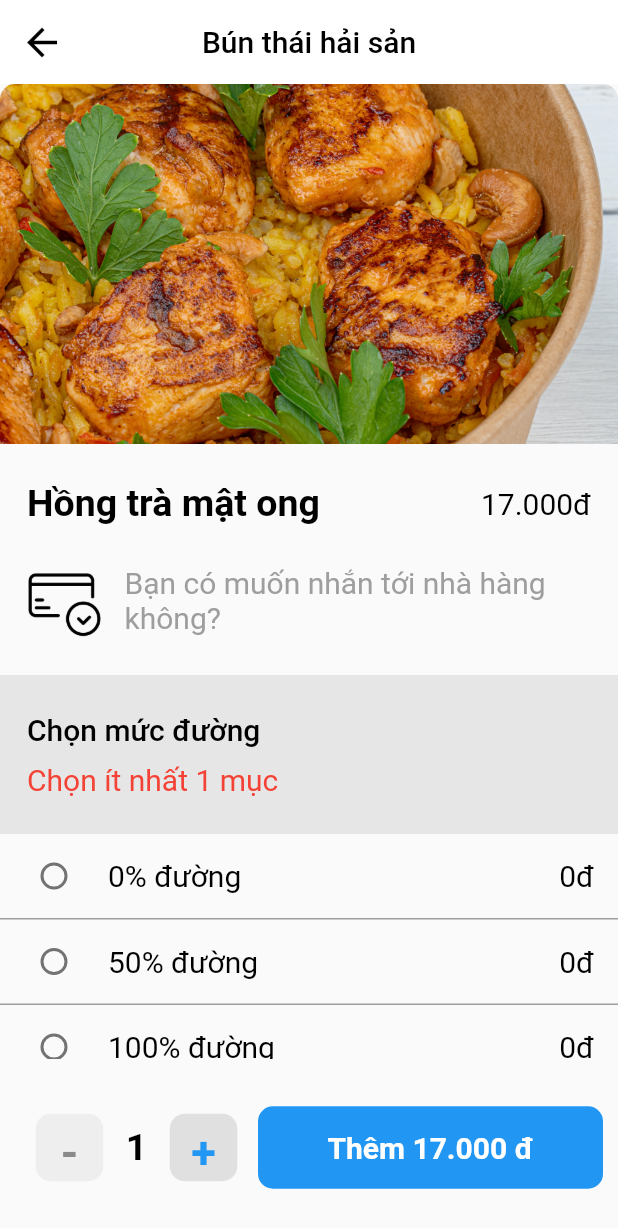
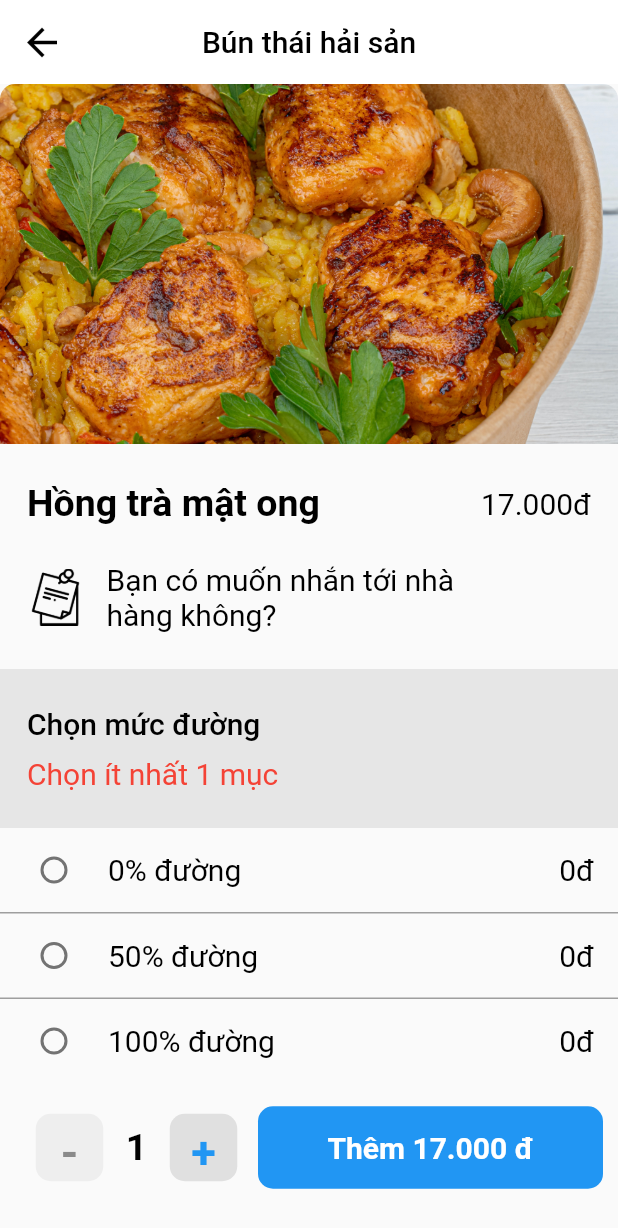
Before and after one commit to vuongchihai/duAn_BaeMaxFK, a Flutter app: the chiTietMonAnPage screen opened directly, on a phone screen of 412 x 824 dp. Shown: the top 1228 px of the screen. Run offline on Flutter 3.47's test engine with Material 2 defaults, Android fonts, the phone set to English and light mode, and no system bars; our stand-ins replace carousel_slider, fluttertoast, scroll_date_picker; missing offline and left inert: tiengviet.

Commit message:
chi tiet mon an chua xong p4

```diff
--- a/sourceCode_BaeMax/baemax/lib/pages/page_chiTietMonAn.dart
+++ b/sourceCode_BaeMax/baemax/lib/pages/page_chiTietMonAn.dart
@@ -22,8 +22,14 @@ class _chiTietMonAnPageState extends State<chiTietMonAnPage> {
   }
 
   void layLoiNhanTuWidgetLoiNhan() async {
-    final loiNhan = await Navigator.push(context,
-        MaterialPageRoute(builder: (context) => loiNhanToiNhaHangPage()));
+    final loiNhan = await Navigator.push(
+      context,
+      MaterialPageRoute(
+        builder: (context) => loiNhanToiNhaHangPage(
+          initialText: loiNhanTuKH,
+        ),
+      ),
+    );
 
     if (loiNhan != null) {
       setState(() {
@@ -124,16 +130,16 @@ class _chiTietMonAnPageState extends State<chiTietMonAnPage> {
                               children: [
                                 const Image(
                                   image: AssetImage(
-                                    'images/hinh_25.png',
+                                    'images/hinh_77.png',
                                   ),
-                                  width: 50,
-                                  height: 50,
+                                  width: 38,
+                                  height: 38,
                                 ),
                                 const SizedBox(
                                   width: 15,
                                 ),
                                 Container(
-                                  width: 300,
+                                  width: 280,
                                   child: Text(
                                     loiNhanTuKH.isEmpty
                                         ? 'Bạn có muốn nhắn tới nhà hàng không?'
@@ -141,11 +147,21 @@ class _chiTietMonAnPageState extends State<chiTietMonAnPage> {
                                     // 'loiNhan: ${loiNhanTuKH}',
                                     style: const TextStyle(
                                       fontSize: 20,
-                                      color: Colors.grey,
+                                      color: Colors.black,
                                     ),
                                     softWrap: true,
                                   ),
                                 ),
+                                loiNhanTuKH.isNotEmpty
+                                    ? const Image(
+                                        image: AssetImage(
+                                          'images/hinh_32.png',
+                                        ),
+                                        width: 25,
+                                        height: 25,
+                                        color: Colors.blue,
+                                      )
+                                    : const SizedBox(),
                               ],
                             ),
                           ),
```
Also changed, not shown: sourceCode_BaeMax/baemax/lib/pages/page_loiNhanToiNhaHang.dart (+21 -4 lines), file_img/hinh_77.png (added), sourceCode_BaeMax/baemax/images/hinh_77.png (added), 1 other file.
